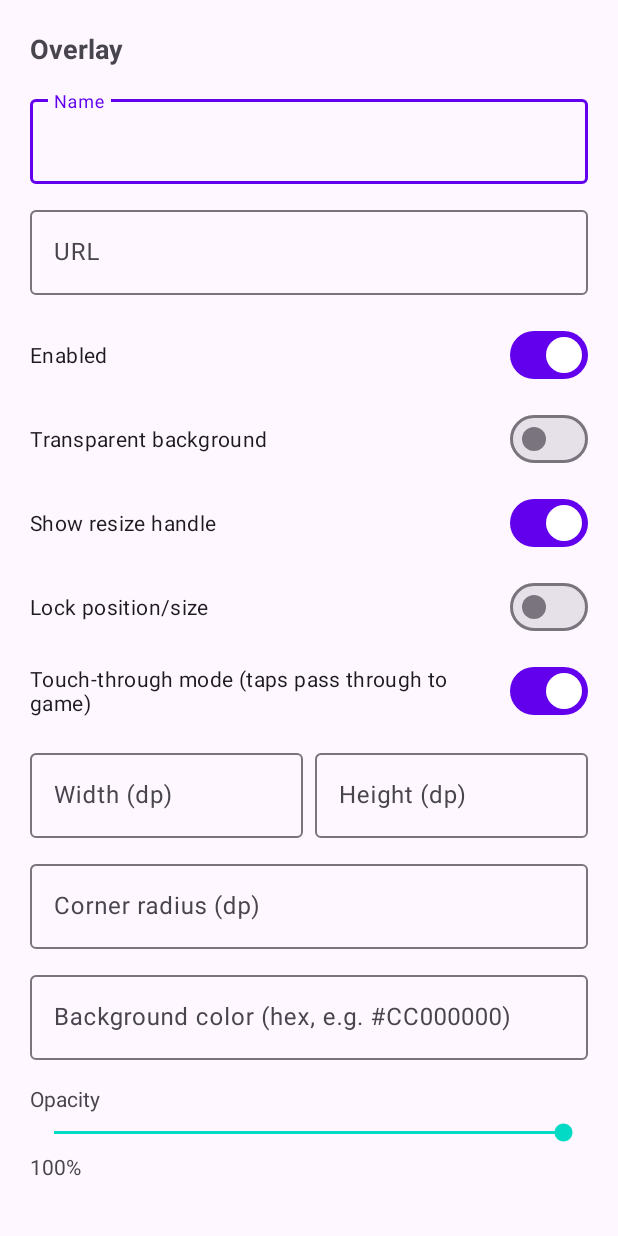
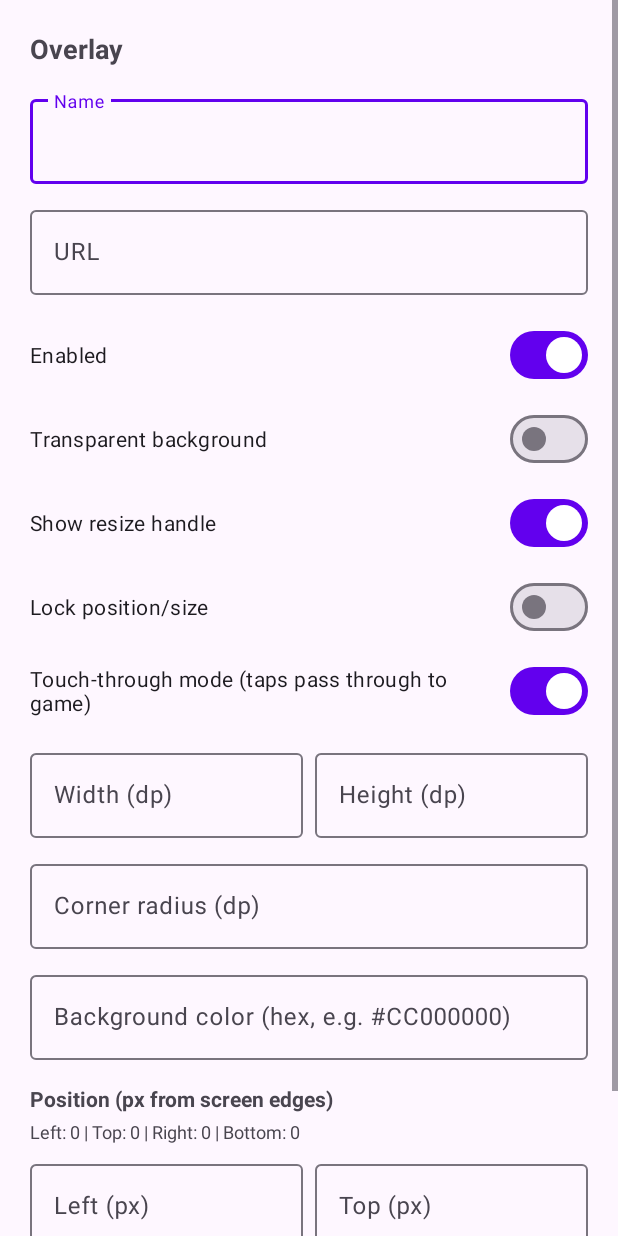
Before and after one commit to syazarilasyraf/float-app, an Android app: the layout dialog_overlay_edit.xml on its own in the app's theme, with its tools: preview values and no code run, on a phone screen of 412 x 824 dp. Run offline under Robolectric (Android 15) with nearby library versions, the light colour scheme and no system bars.

Commit message:
Add position px display/inputs in edit dialog; fix stale config overwrite on drag/resize

```diff
--- a/app/src/main/java/com/floatoverlay/app/FloatOverlayService.kt
+++ b/app/src/main/java/com/floatoverlay/app/FloatOverlayService.kt
@@ -374,7 +374,8 @@ class FloatOverlayService : Service() {
                 MotionEvent.ACTION_UP -> {
                     val newWidthDp = pxToDp(params.width).coerceIn(50, 1000)
                     val newHeightDp = pxToDp(params.height).coerceIn(50, 1000)
-                    repository.addOrUpdate(config.copy(widthDp = newWidthDp, heightDp = newHeightDp))
+                    val latest = repository.getOverlay(config.id) ?: config
+                    repository.addOrUpdate(latest.copy(widthDp = newWidthDp, heightDp = newHeightDp))
                     LogStore.log(TAG, "Resized ${config.name} to ${newWidthDp}x${newHeightDp} dp")
                     true
                 }
@@ -410,7 +411,8 @@ class FloatOverlayService : Service() {
                         val screenSize = getScreenSize()
                         val xPercent = params.x.toFloat() / screenSize.first
                         val yPercent = params.y.toFloat() / screenSize.second
-                        repository.addOrUpdate(config.copy(posXPercent = xPercent, posYPercent = yPercent))
+                        val latest = repository.getOverlay(config.id) ?: config
+                        repository.addOrUpdate(latest.copy(posXPercent = xPercent, posYPercent = yPercent))
                         LogStore.log(TAG, "Saved position for ${config.name}: ${xPercent},${yPercent}")
                     } else {
                         view.performClick()
--- a/app/src/main/res/layout/dialog_overlay_edit.xml
+++ b/app/src/main/res/layout/dialog_overlay_edit.xml
@@ -151,6 +151,59 @@
             android:layout_width="wrap_content"
             android:layout_height="wrap_content"
             android:layout_marginTop="16dp"
+            android:text="Position (px from screen edges)"
+            android:textSize="14sp"
+            android:textStyle="bold" />
+
+        <TextView
+            android:id="@+id/positionInfo"
+            android:layout_width="match_parent"
+            android:layout_height="wrap_content"
+            android:layout_marginTop="4dp"
+            android:text="Left: 0 | Top: 0 | Right: 0 | Bottom: 0"
+            android:textSize="12sp" />
+
+        <LinearLayout
+            android:layout_width="match_parent"
+            android:layout_height="wrap_content"
+            android:layout_marginTop="8dp"
+            android:orientation="horizontal">
+
+            <com.google.android.material.textfield.TextInputLayout
+                android:layout_width="0dp"
+                android:layout_height="wrap_content"
+                android:layout_marginEnd="8dp"
+                android:layout_weight="1"
+                android:hint="Left (px)">
+
+                <com.google.android.material.textfield.TextInputEditText
+                    android:id="@+id/posXInput"
+                    android:layout_width="match_parent"
+                    android:layout_height="wrap_content"
+                    android:inputType="numberSigned" />
+
+            </com.google.android.material.textfield.TextInputLayout>
+
+            <com.google.android.material.textfield.TextInputLayout
+                android:layout_width="0dp"
+                android:layout_height="wrap_content"
+                android:layout_weight="1"
+                android:hint="Top (px)">
+
+                <com.google.android.material.textfield.TextInputEditText
+                    android:id="@+id/posYInput"
+                    android:layout_width="match_parent"
+                    android:layout_height="wrap_content"
+                    android:inputType="numberSigned" />
+
+            </com.google.android.material.textfield.TextInputLayout>
+
+        </LinearLayout>
+
+        <TextView
+            android:layout_width="wrap_content"
+            android:layout_height="wrap_content"
+            android:layout_marginTop="16dp"
             android:text="Opacity" />
 
         <SeekBar
```
Also changed, not shown: app/src/main/java/com/floatoverlay/app/ui/overlay/OverlayEditDialog.kt (+36 -3 lines).
